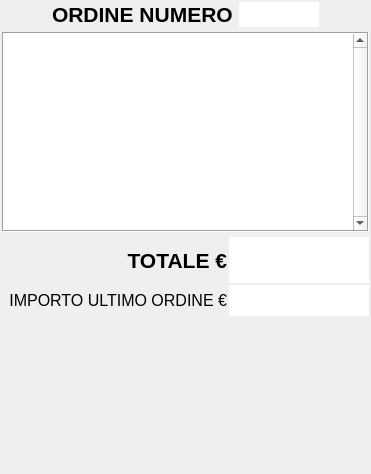
The window that src/ordine.ui (mtonin/gestcassa) describes before a commit, drawn with Qt 5.
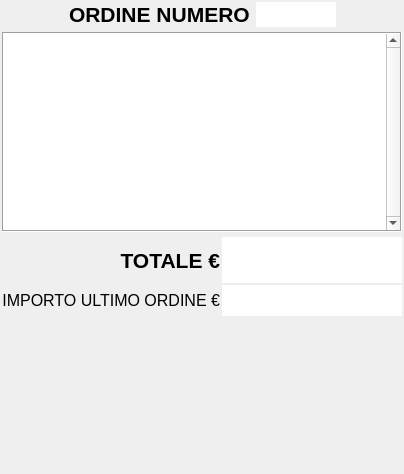
The same window after the commit. Custom widgets are drawn as their Qt base class.

The edit to the form file:
```diff
--- a/src/ordine.ui
+++ b/src/ordine.ui
@@ -256,7 +256,7 @@
        </property>
        <property name="maximumSize">
         <size>
-         <width>140</width>
+         <width>180</width>
          <height>16777215</height>
         </size>
        </property>
@@ -281,17 +281,15 @@
        </property>
       </widget>
      </item>
-     <item row="0" column="1">
-      <widget class="QLabel" name="label_3">
+     <item row="1" column="0" colspan="2">
+      <widget class="QLabel" name="numeroLbl_3">
        <property name="font">
         <font>
-         <pointsize>16</pointsize>
-         <weight>75</weight>
-         <bold>true</bold>
+         <pointsize>12</pointsize>
         </font>
        </property>
        <property name="text">
-        <string>TOTALE €</string>
+        <string>IMPORTO ULTIMO ORDINE €</string>
        </property>
        <property name="alignment">
         <set>Qt::AlignRight|Qt::AlignTrailing|Qt::AlignVCenter</set>
@@ -308,7 +306,7 @@
        </property>
        <property name="maximumSize">
         <size>
-         <width>140</width>
+         <width>180</width>
          <height>16777215</height>
         </size>
        </property>
@@ -331,28 +329,17 @@
        </property>
       </widget>
      </item>
-     <item row="0" column="0">
-      <spacer name="horizontalSpacer">
-       <property name="orientation">
-        <enum>Qt::Horizontal</enum>
-       </property>
-       <property name="sizeHint" stdset="0">
-        <size>
-         <width>40</width>
-         <height>20</height>
-        </size>
-       </property>
-      </spacer>
-     </item>
-     <item row="1" column="0" colspan="2">
-      <widget class="QLabel" name="numeroLbl_3">
+     <item row="0" column="0" colspan="2">
+      <widget class="QLabel" name="label_3">
        <property name="font">
         <font>
-         <pointsize>12</pointsize>
+         <pointsize>16</pointsize>
+         <weight>75</weight>
+         <bold>true</bold>
         </font>
        </property>
        <property name="text">
-        <string>IMPORTO ULTIMO ORDINE €</string>
+        <string>TOTALE €</string>
        </property>
        <property name="alignment">
         <set>Qt::AlignRight|Qt::AlignTrailing|Qt::AlignVCenter</set>
```
Left out of the diff: 6 changed lines with no effect on the pictures.
